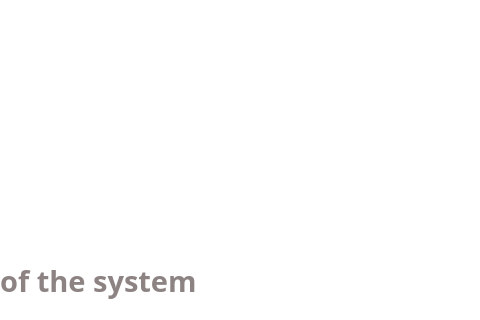
Bassel-A-Elazab/SocialDistancingDetecor_DesktopApplication_using_Pyhton-OpenCV-YOLO-Birds-Eye-View, file ui/camera_module.ui: the form before one commit; both pictures show x 320 to 800 and y 0 to 320 of the 800 by 600 pixel window.
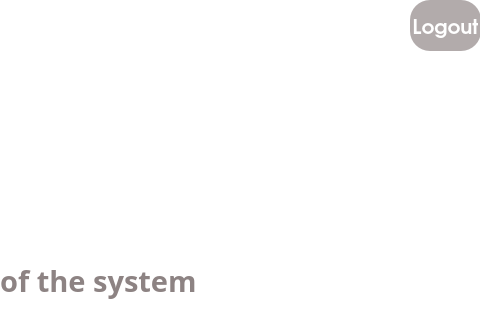
The form after the commit. Icons and pictures are not drawn.

Commit message: Add a Logout button to exit from the desktop-app

What changed in the file:
```diff
--- a/ui/camera_module.ui
+++ b/ui/camera_module.ui
@@ -117,16 +117,32 @@
      <string>Load Video</string>
     </property>
    </widget>
-  </widget>
-  <widget class="QMenuBar" name="menubar">
+   <widget class="QPushButton" name="logout">
    <property name="geometry">
     <rect>
-     <x>0</x>
+      <x>730</x>
      <y>0</y>
-     <width>800</width>
-     <height>22</height>
-    </rect>
-   </property>
+      <width>71</width>
+      <height>51</height>
+     </rect>
+    </property>
+    <property name="font">
+     <font>
+      <family>URW Gothic L</family>
+      <pointsize>15</pointsize>
+      <weight>75</weight>
+      <bold>true</bold>
+     </font>
+    </property>
+    <property name="styleSheet">
+     <string notr="true">background-color:rgb(178, 171, 171);
+color: rgb(255, 255, 255);
+border-radius: 20px;</string>
+    </property>
+    <property name="text">
+     <string>Logout</string>
+    </property>
+   </widget>
   </widget>
   <widget class="QStatusBar" name="statusbar"/>
  </widget>
```
Lines whose indentation alone changed are shown as unchanged. The commit also changes 2 other files.
